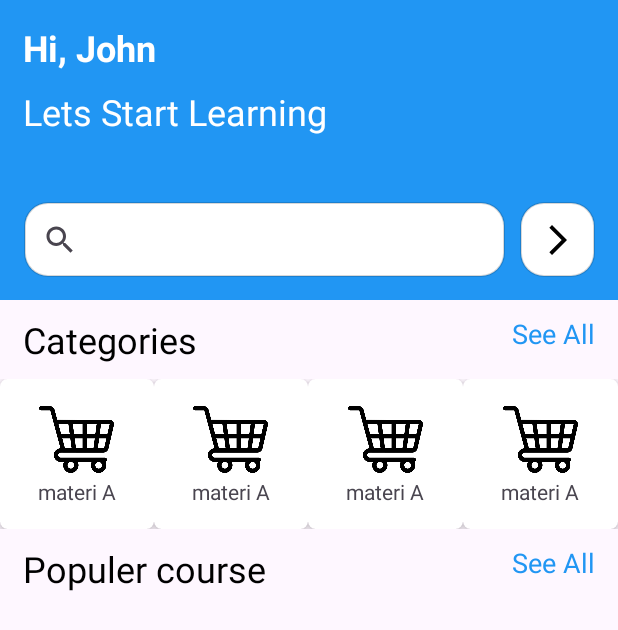
After one commit to Alrizall/e-learning, an Android app: the fragment FragmentHome shown on its own in the app's theme, on a phone screen of 412 x 824 dp. The commit adds this screen. Shown: the top 630 px of the screen. Run offline under Robolectric (Android 15) with nearby library versions, the light colour scheme and no system bars.

Commit message:
progres homepage

```diff
--- /dev/null
+++ b/app/src/main/java/com/example/my_e_learning/FragmentHome.kt
@@ -0,0 +1,59 @@
+package com.example.my_e_learning
+
+import android.os.Bundle
+import androidx.fragment.app.Fragment
+import android.view.LayoutInflater
+import android.view.View
+import android.view.ViewGroup
+
+// TODO: Rename parameter arguments, choose names that match
+// the fragment initialization parameters, e.g. ARG_ITEM_NUMBER
+private const val ARG_PARAM1 = "param1"
+private const val ARG_PARAM2 = "param2"
+
+/**
+ * A simple [Fragment] subclass.
+ * Use the [FragmentHome.newInstance] factory method to
+ * create an instance of this fragment.
+ */
+class FragmentHome : Fragment() {
+    // TODO: Rename and change types of parameters
+    private var param1: String? = null
+    private var param2: String? = null
+
+    override fun onCreate(savedInstanceState: Bundle?) {
+        super.onCreate(savedInstanceState)
+        arguments?.let {
+            param1 = it.getString(ARG_PARAM1)
+            param2 = it.getString(ARG_PARAM2)
+        }
+    }
+
+    override fun onCreateView(
+        inflater: LayoutInflater, container: ViewGroup?,
+        savedInstanceState: Bundle?
+    ): View? {
+        // Inflate the layout for this fragment
+        return inflater.inflate(R.layout.fragment_home, container, false)
+    }
+
+    companion object {
+        /**
+         * Use this factory method to create a new instance of
+         * this fragment using the provided parameters.
+         *
+         * @param param1 Parameter 1.
+         * @param param2 Parameter 2.
+         * @return A new instance of fragment FragmentHome.
+         */
+        // TODO: Rename and change types and number of parameters
+        @JvmStatic
+        fun newInstance(param1: String, param2: String) =
+            FragmentHome().apply {
+                arguments = Bundle().apply {
+                    putString(ARG_PARAM1, param1)
+                    putString(ARG_PARAM2, param2)
+                }
+            }
+    }
+}
--- /dev/null
+++ b/app/src/main/res/drawable/baseline_arrow_forward_ios_24.xml
@@ -0,0 +1,5 @@
+<vector android:autoMirrored="true" android:height="24dp"
+    android:tint="#000000" android:viewportHeight="24"
+    android:viewportWidth="24" android:width="24dp" xmlns:android="http://schemas.android.com/apk/res/android">
+    <path android:fillColor="@android:color/white" android:pathData="M6.23,20.23l1.77,1.77l10,-10l-10,-10l-1.77,1.77l8.23,8.23z"/>
+</vector>
--- /dev/null
+++ b/app/src/main/res/drawable/rounded_bg.xml
@@ -0,0 +1,13 @@
+<?xml version="1.0" encoding="utf-8"?>
+<selector xmlns:android="http://schemas.android.com/apk/res/android">
+    <item>
+        <shape android:shape="rectangle">
+            <solid android:color="#ffffff"/>
+            <corners android:radius="15dp" />
+            <stroke
+                android:width="1dp"
+                android:color="#27000000"
+                />
+        </shape>
+    </item>
+</selector>
--- /dev/null
+++ b/app/src/main/res/layout/fragment_home.xml
@@ -0,0 +1,253 @@
+<?xml version="1.0" encoding="utf-8"?>
+<androidx.core.widget.NestedScrollView
+    xmlns:android="http://schemas.android.com/apk/res/android"
+    xmlns:app="http://schemas.android.com/apk/res-auto"
+    xmlns:tools="http://schemas.android.com/tools"
+    android:layout_width="match_parent"
+    android:layout_height="match_parent"
+    tools:context=".FragmentHome"
+    android:fillViewport="true">
+
+    <androidx.constraintlayout.widget.ConstraintLayout
+        android:layout_width="match_parent"
+        android:layout_height="match_parent"
+        tools:context=".FragmentHome">
+
+        <View
+            android:id="@+id/view"
+            android:layout_width="match_parent"
+            android:layout_height="200dp"
+            android:background="@color/blue"
+            app:layout_constraintEnd_toEndOf="parent"
+            app:layout_constraintHorizontal_bias="0.0"
+            app:layout_constraintStart_toStartOf="parent"
+            app:layout_constraintTop_toTopOf="parent" />
+
+        <TextView
+            android:id="@+id/textView"
+            android:layout_width="wrap_content"
+            android:layout_height="wrap_content"
+            android:layout_marginStart="15dp"
+            android:layout_marginTop="15dp"
+            android:text="Hi, John"
+            android:textColor="@color/white"
+            android:textSize="24sp"
+            android:textStyle="bold"
+            app:layout_constraintStart_toStartOf="@+id/view"
+            app:layout_constraintTop_toTopOf="parent" />
+
+        <TextView
+            android:id="@+id/textView2"
+            android:layout_width="wrap_content"
+            android:layout_height="wrap_content"
+            android:layout_marginTop="10dp"
+            android:text="Lets Start Learning"
+            android:textColor="@color/white"
+            android:textSize="24sp"
+            app:layout_constraintStart_toStartOf="@+id/textView"
+            app:layout_constraintTop_toBottomOf="@+id/textView" />
+
+        <SearchView
+            android:id="@+id/sv_home"
+            android:layout_width="0dp"
+            android:layout_height="50dp"
+            android:layout_marginStart="16dp"
+            android:layout_marginEnd="10dp"
+            android:layout_marginBottom="15dp"
+            android:background="@drawable/rounded_bg"
+            app:layout_constraintBottom_toBottomOf="@+id/view"
+            app:layout_constraintEnd_toStartOf="@+id/ib_home"
+            app:layout_constraintStart_toStartOf="@+id/view" />
+
+        <ImageButton
+            android:id="@+id/ib_home"
+            android:layout_width="50dp"
+            android:layout_height="50dp"
+            android:layout_marginEnd="15dp"
+            android:layout_marginBottom="15dp"
+            android:background="@drawable/rounded_bg"
+            android:src="@drawable/baseline_arrow_forward_ios_24"
+            app:layout_constraintBottom_toBottomOf="@+id/view"
+            app:layout_constraintEnd_toEndOf="parent" />
+
+        <TextView
+            android:id="@+id/textView3"
+            android:layout_width="wrap_content"
+            android:layout_height="wrap_content"
+            android:layout_marginStart="15dp"
+            android:layout_marginTop="10dp"
+            android:text="Categories"
+            android:textColor="@color/black"
+            android:textSize="24dp"
+            app:layout_constraintStart_toStartOf="parent"
+            app:layout_constraintTop_toBottomOf="@+id/view" />
+
+
+        <TextView
+            android:id="@+id/tv_see_all"
+            android:layout_width="wrap_content"
+            android:layout_height="wrap_content"
+            android:layout_marginTop="10dp"
+            android:layout_marginEnd="15dp"
+            android:text="See All"
+            android:textColor="@color/blue"
+            android:textSize="18sp"
+            app:layout_constraintEnd_toEndOf="parent"
+            app:layout_constraintTop_toBottomOf="@+id/view" />
+
+        <LinearLayout
+            android:id="@+id/linearLayout"
+            android:layout_width="0dp"
+            android:layout_height="100dp"
+            android:layout_marginTop="10dp"
+            android:orientation="horizontal"
+            app:layout_constraintEnd_toEndOf="parent"
+            app:layout_constraintStart_toStartOf="parent"
+            app:layout_constraintTop_toBottomOf="@+id/textView3">
+
+            <androidx.cardview.widget.CardView
+                android:layout_width="100dp"
+                android:layout_height="100dp"
+                android:layout_weight="1"
+                app:cardCornerRadius="5dp"
+                app:cardElevation="4dp">
+
+                <LinearLayout
+                    android:layout_width="match_parent"
+                    android:layout_height="match_parent"
+                    android:gravity="center"
+                    android:orientation="vertical">
+
+                    <ImageView
+                        android:layout_width="50dp"
+                        android:layout_height="50dp"
+                        android:src="@drawable/shopping_cart" />
+
+                    <TextView
+                        android:layout_width="wrap_content"
+                        android:layout_height="wrap_content"
+                        android:text="materi A" />
+
+                </LinearLayout>
+            </androidx.cardview.widget.CardView>
+
+            <androidx.cardview.widget.CardView
+                android:layout_width="100dp"
+                android:layout_height="100dp"
+                android:layout_weight="1"
+                app:cardCornerRadius="5dp"
+                app:cardElevation="4dp">
+
+                <LinearLayout
+                    android:layout_width="match_parent"
+                    android:layout_height="match_parent"
+                    android:gravity="center"
+                    android:orientation="vertical">
+
+                    <ImageView
+                        android:layout_width="50dp"
+                        android:layout_height="50dp"
+                        android:src="@drawable/shopping_cart" />
+
+                    <TextView
+                        android:layout_width="wrap_content"
+                        android:layout_height="wrap_content"
+                        android:text="materi A" />
+
+                </LinearLayout>
+            </androidx.cardview.widget.CardView>
+
+            <androidx.cardview.widget.CardView
+                android:layout_width="100dp"
+                android:layout_height="100dp"
+                android:layout_weight="1"
+                app:cardCornerRadius="5dp"
+                app:cardElevation="4dp">
+
+                <LinearLayout
+                    android:layout_width="match_parent"
+                    android:layout_height="match_parent"
+                    android:gravity="center"
+                    android:orientation="vertical">
+
+                    <ImageView
+                        android:layout_width="50dp"
+                        android:layout_height="50dp"
+                        android:src="@drawable/shopping_cart" />
+
+                    <TextView
+                        android:layout_width="wrap_content"
+                        android:layout_height="wrap_content"
+                        android:text="materi A" />
+
+                </LinearLayout>
+            </androidx.cardview.widget.CardView>
+
+            <androidx.cardview.widget.CardView
+                android:layout_width="100dp"
+                android:layout_height="100dp"
+                android:layout_weight="1"
+                app:cardCornerRadius="5dp"
+                app:cardElevation="4dp">
+
+                <LinearLayout
+                    android:layout_width="match_parent"
+                    android:layout_height="match_parent"
+                    android:gravity="center"
+                    android:orientation="vertical">
+
+                    <ImageView
+                        android:layout_width="50dp"
+                        android:layout_height="50dp"
+                        android:src="@drawable/shopping_cart" />
+
+                    <TextView
+                        android:layout_width="wrap_content"
+                        android:layout_height="wrap_content"
+                        android:text="materi A" />
+
+                </LinearLayout>
+            </androidx.cardview.widget.CardView>
+
+
+        </LinearLayout>
+
+        <TextView
+            android:id="@+id/tv_populer"
+            android:layout_width="wrap_content"
+            android:layout_height="wrap_content"
+            android:layout_marginStart="15dp"
+            android:layout_marginTop="10dp"
+            android:text="Populer course"
+            android:textColor="@color/black"
+            android:textSize="24sp"
+            app:layout_constraintStart_toStartOf="parent"
+            app:layout_constraintTop_toBottomOf="@+id/linearLayout" />
+
+        <TextView
+            android:id="@+id/tv_see_all2"
+            android:layout_width="wrap_content"
+            android:layout_height="wrap_content"
+            android:layout_marginTop="10dp"
+            android:layout_marginEnd="15dp"
+            android:text="See All"
+            android:textColor="@color/blue"
+            android:textSize="18sp"
+            app:layout_constraintEnd_toEndOf="parent"
+            app:layout_constraintTop_toBottomOf="@+id/linearLayout" />
+
+        <androidx.recyclerview.widget.RecyclerView
+            android:id="@+id/rv_populer"
+            android:layout_width="match_parent"
+            android:layout_height="150dp"
+            android:layout_marginTop="10dp"
+            android:orientation="horizontal"
+            app:layoutManager="androidx.recyclerview.widget.LinearLayoutManager"
+            app:layout_constraintEnd_toEndOf="parent"
+            app:layout_constraintStart_toStartOf="parent"
+            app:layout_constraintTop_toBottomOf="@+id/tv_populer"
+            tools:listitem="@layout/item_course"
+            />
+    </androidx.constraintlayout.widget.ConstraintLayout>
+
+</androidx.core.widget.NestedScrollView>
--- /dev/null
+++ b/app/src/main/res/layout/item_course.xml
@@ -0,0 +1,22 @@
+<?xml version="1.0" encoding="utf-8"?>
+<androidx.cardview.widget.CardView
+    xmlns:android="http://schemas.android.com/apk/res/android"
+    xmlns:app="http://schemas.android.com/apk/res-auto"
+    xmlns:tools="http://schemas.android.com/tools"
+    android:layout_width="wrap_content"
+    android:layout_height="wrap_content"
+    app:cardCornerRadius="15dp"
+    app:cardElevation="10dp"
+    android:layout_margin="8dp">
+
+
+        <ImageView
+            android:id="@+id/imageView3"
+            android:layout_width="200dp"
+            android:layout_height="150dp"
+            tools:layout_editor_absoluteX="98dp"
+            tools:layout_editor_absoluteY="17dp"
+            tools:srcCompat="@tools:sample/backgrounds/scenic"
+            android:scaleType="centerCrop"/>
+
+</androidx.cardview.widget.CardView>
--- a/app/src/main/res/values/colors.xml
+++ b/app/src/main/res/values/colors.xml
@@ -2,4 +2,5 @@
 <resources>
     <color name="black">#FF000000</color>
     <color name="white">#FFFFFFFF</color>
+    <color name="blue">#2196F3</color>
 </resources>
--- a/app/src/main/res/values/strings.xml
+++ b/app/src/main/res/values/strings.xml
@@ -1,3 +1,5 @@
 <resources>
     <string name="app_name">My_E_learning</string>
+    <!-- TODO: Remove or change this placeholder text -->
+    <string name="hello_blank_fragment">Hello blank fragment</string>
 </resources>
```
Also changed, not shown: app/src/main/res/drawable/shopping_cart.png (added).
